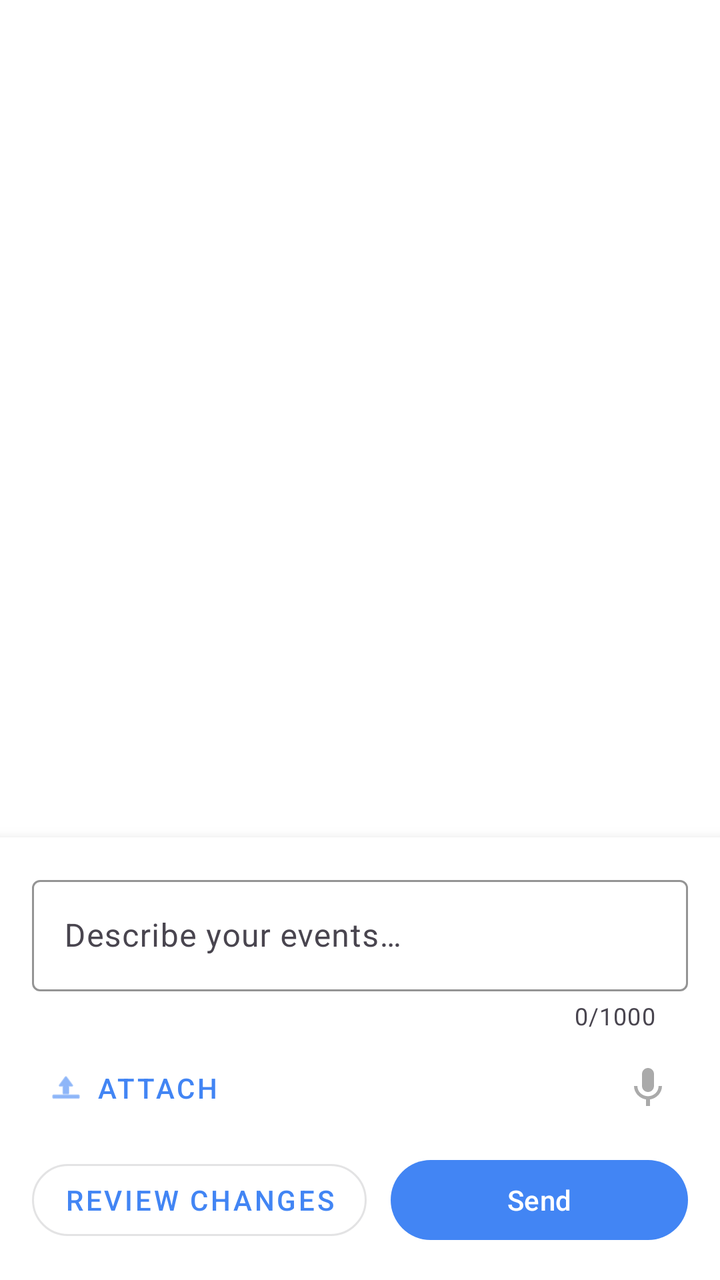
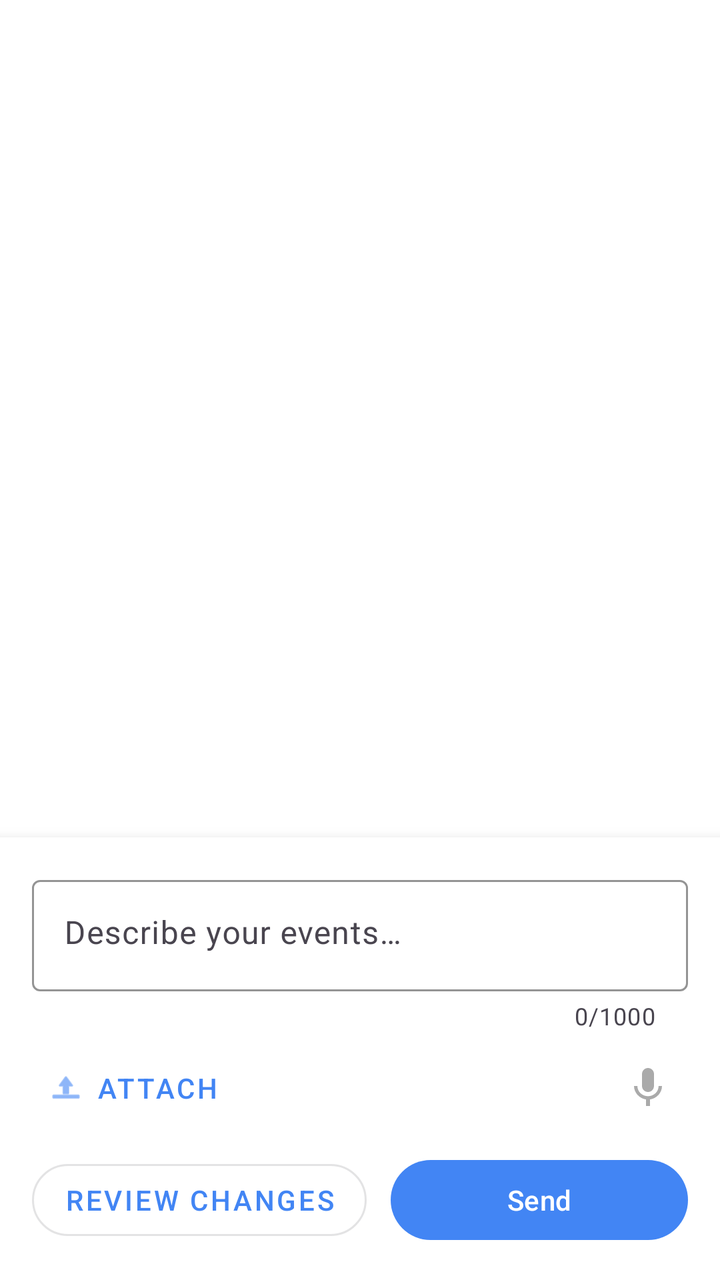

The first picture is an Android layout as it rendered before a commit; the second is the same layout after the commit. The layout source and the unified diff follow.
<!-- AndroidManifest.xml: application theme Theme.SmartCalendar -->
<!-- res/layout/fragment_ai_input.xml -->
<?xml version="1.0" encoding="utf-8"?>
<LinearLayout xmlns:android="http://schemas.android.com/apk/res/android"
    xmlns:app="http://schemas.android.com/apk/res-auto"
    android:layout_width="match_parent"
    android:layout_height="match_parent"
    android:orientation="vertical"
    android:background="@android:color/white">

    
    <LinearLayout
        android:id="@+id/headerContainer"
        android:layout_width="match_parent"
        android:layout_height="wrap_content"
        android:orientation="vertical"
        android:visibility="gone">

        <LinearLayout
            android:layout_width="match_parent"
            android:layout_height="wrap_content"
            android:orientation="horizontal"
            android:gravity="center_vertical"
            android:padding="16dp">

            <ImageButton
                android:id="@+id/closeButton"
                android:layout_width="40dp"
                android:layout_height="40dp"
                android:background="?attr/selectableItemBackgroundBorderless"
                android:src="@android:drawable/ic_menu_close_clear_cancel"
                android:contentDescription="@string/cancel" />

            <TextView
                android:layout_width="0dp"
                android:layout_height="wrap_content"
                android:layout_weight="1"
                android:layout_marginStart="16dp"
                android:text="@string/ai_assistant"
                android:textSize="20sp"
                android:textStyle="bold"
                android:textColor="@android:color/black" />

        </LinearLayout>

        <View
            android:layout_width="match_parent"
            android:layout_height="1dp"
            android:background="@color/divider" />

    </LinearLayout>

    
    <androidx.recyclerview.widget.RecyclerView
        android:id="@+id/chatRecyclerView"
        android:layout_width="match_parent"
        android:layout_height="0dp"
        android:layout_weight="1"
        android:padding="12dp"
        android:clipToPadding="false" />

    
    <TextView
        android:id="@+id/errorText"
        android:layout_width="match_parent"
        android:layout_height="wrap_content"
        android:paddingHorizontal="16dp"
        android:textColor="@color/ai_confidence_low"
        android:visibility="gone" />

    
    <LinearLayout
        android:layout_width="match_parent"
        android:layout_height="wrap_content"
        android:orientation="vertical"
        android:padding="16dp"
        android:background="@android:color/white"
        android:elevation="8dp">

        <com.google.android.material.textfield.TextInputLayout
            android:id="@+id/inputLayout"
            android:layout_width="match_parent"
            android:layout_height="wrap_content"
            android:hint="@string/ai_input_hint"
            app:boxBackgroundMode="outline"
            app:boxStrokeColor="@color/primary_blue"
            app:counterEnabled="true"
            app:counterMaxLength="1000">

            <com.google.android.material.textfield.TextInputEditText
                android:id="@+id/textInput"
                android:layout_width="match_parent"
                android:layout_height="wrap_content"
                android:inputType="text"
                android:maxLength="1000" />

        </com.google.android.material.textfield.TextInputLayout>

        <LinearLayout
            android:layout_width="match_parent"
            android:layout_height="wrap_content"
            android:layout_marginTop="8dp"
            android:orientation="horizontal"
            android:gravity="center_vertical">

            <com.google.android.material.button.MaterialButton
                android:id="@+id/attachButton"
                android:layout_width="wrap_content"
                android:layout_height="40dp"
                android:text="@string/ai_attach"
                style="@style/Widget.MaterialComponents.Button.TextButton"
                app:icon="@android:drawable/ic_menu_upload"
                app:iconPadding="6dp" />

            <com.google.android.material.button.MaterialButton
                android:id="@+id/clearAttachmentsButton"
                android:layout_width="wrap_content"
                android:layout_height="40dp"
                android:layout_marginStart="8dp"
                android:text="@string/ai_clear_attachments"
                style="@style/Widget.MaterialComponents.Button.TextButton"
                android:visibility="gone" />

            <View
                android:layout_width="0dp"
                android:layout_height="1dp"
                android:layout_weight="1" />

            <ImageButton
                android:id="@+id/voiceButton"
                android:layout_width="40dp"
                android:layout_height="40dp"
                android:background="?attr/selectableItemBackgroundBorderless"
                android:src="@drawable/ic_mic_24px"
                android:contentDescription="@string/voice_button_desc"
                app:tint="@android:color/darker_gray" />

        </LinearLayout>

        <LinearLayout
            android:id="@+id/attachmentsContainer"
            android:layout_width="match_parent"
            android:layout_height="wrap_content"
            android:layout_marginTop="6dp"
            android:orientation="vertical"
            android:visibility="gone" />

        <LinearLayout
            android:layout_width="match_parent"
            android:layout_height="wrap_content"
            android:orientation="horizontal"
            android:layout_marginTop="12dp"
            android:gravity="center_vertical">

            <com.google.android.material.button.MaterialButton
                android:id="@+id/reviewButton"
                android:layout_width="wrap_content"
                android:layout_height="48dp"
                android:paddingHorizontal="16dp"
                android:text="@string/ai_review_changes"
                style="@style/Widget.MaterialComponents.Button.OutlinedButton"
                app:cornerRadius="24dp" />

            <com.google.android.material.button.MaterialButton
                android:id="@+id/processButton"
                android:layout_width="0dp"
                android:layout_height="48dp"
                android:layout_weight="1"
                android:layout_marginStart="12dp"
                android:text="@string/ai_send"
                app:backgroundTint="@color/primary_blue"
                app:cornerRadius="24dp" />

        </LinearLayout>

        <ProgressBar
            android:id="@+id/progressBar"
            android:layout_width="wrap_content"
            android:layout_height="wrap_content"
            android:layout_gravity="center"
            android:visibility="gone" />

    </LinearLayout>

</LinearLayout>
<!-- resources referenced by this layout -->
<resources>
  <color name="ai_confidence_low">#F44336</color>
  <color name="divider">#E0E0E0</color>
  <color name="primary_blue">#4285F4</color>
  <!-- drawable ic_mic_24px (drawable) -->
  <vector xmlns:android="http://schemas.android.com/apk/res/android"
      android:width="24dp"
      android:height="24dp"
      android:viewportWidth="24"
      android:viewportHeight="24"
      android:tint="?attr/colorControlNormal">
    <path
        android:fillColor="@android:color/white"
        android:pathData="M12,14c1.66,0 2.99,-1.34 2.99,-3L15,5c0,-1.66 -1.34,-3 -3,-3S9,3.34 9,5v6c0,1.66 1.34,3 3,3zM17.3,11c0,3 -2.54,5.1 -5.3,5.1S6.7,14 6.7,11L5,11c0,3.41 2.72,6.23 6,6.72L11,21h2v-3.28c3.28,-0.48 6,-3.3 6,-6.72h-1.7z"/>
  </vector>
  <string name="ai_assistant">Cali</string>
  <string name="ai_attach">Attach</string>
  <string name="ai_clear_attachments">Clear</string>
  <string name="ai_input_hint">Describe your events…</string>
  <string name="ai_review_changes">Review Changes</string>
  <string name="ai_send">Send</string>
  <string name="cancel">Cancel</string>
  <string name="voice_button_desc">Voice input</string>
  <style name="Theme.SmartCalendar" parent="Base.Theme.SmartCalendar" />
  <style name="Base.Theme.SmartCalendar" parent="Theme.Material3.DayNight.NoActionBar">
          
          <item name="colorPrimary">@color/primary_blue</item>
          <item name="colorPrimaryDark">@color/primary_blue_dark</item>
          <item name="colorAccent">@color/primary_blue</item>
          
          
          <item name="android:statusBarColor">@color/white</item>
          <item name="android:windowLightStatusBar">true</item>
      </style>
  <color name="primary_blue_dark">#3367D6</color>
  <color name="white">#FFFFFFFF</color>
</resources>

<!-- the commit's change to res/layout/fragment_ai_input.xml (unified diff, before → after) -->
@@ -89,7 +89,10 @@
                 android:id="@+id/textInput"
                 android:layout_width="match_parent"
                 android:layout_height="wrap_content"
-                android:inputType="text"
+                android:inputType="textMultiLine|textCapSentences"
+                android:minLines="1"
+                android:maxLines="7"
+                android:gravity="top"
                 android:maxLength="1000" />
 
         </com.google.android.material.textfield.TextInputLayout>
